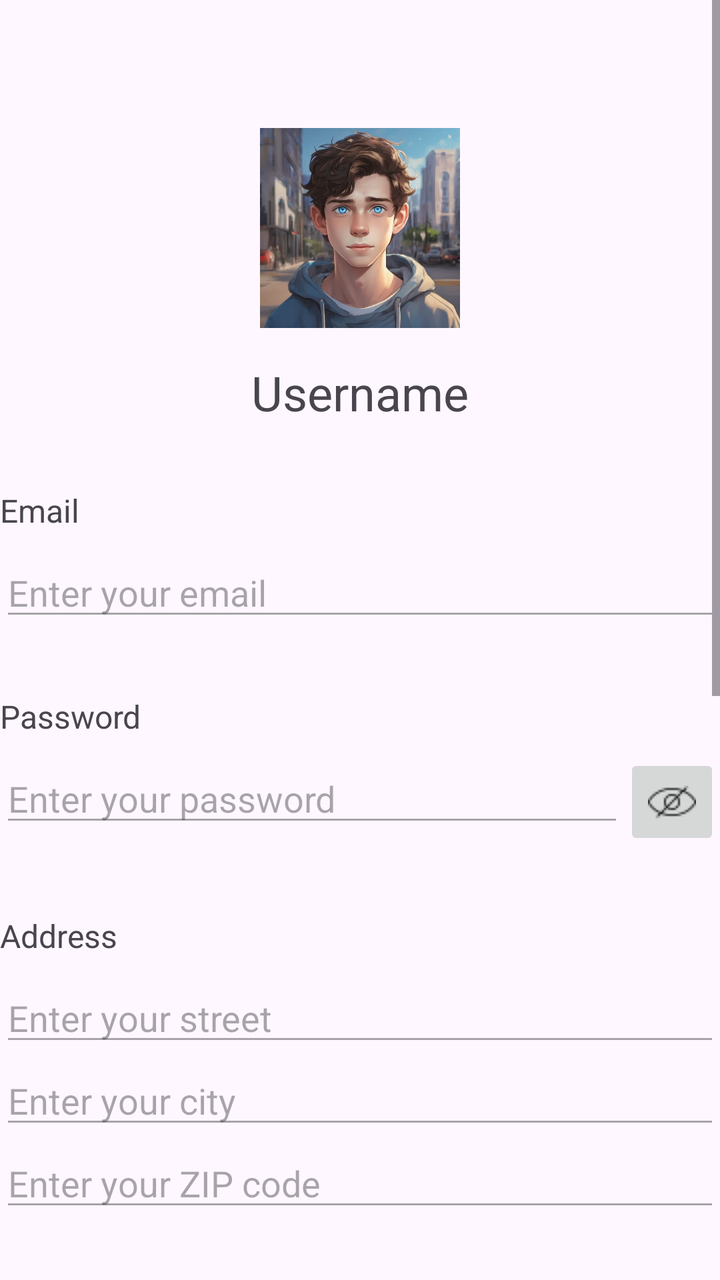
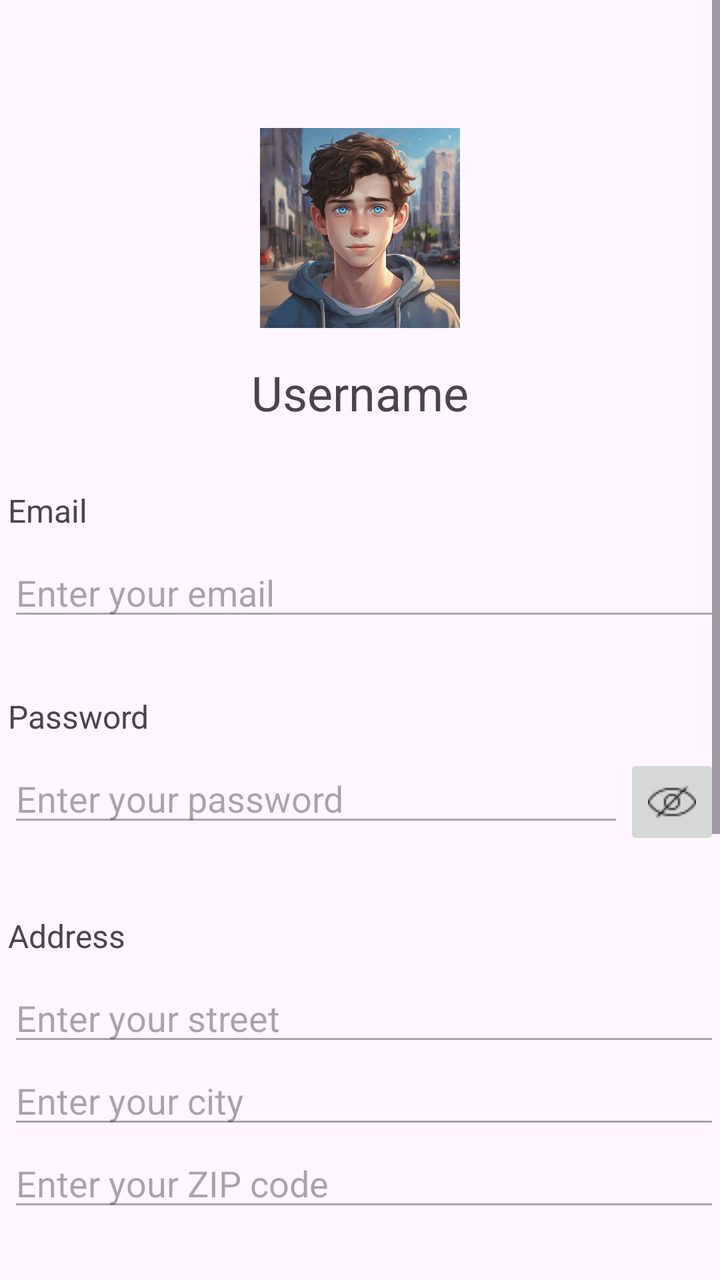

The first picture is an Android layout as it rendered before a commit; the second is the same layout after the commit. The layout source and the unified diff follow.
<!-- AndroidManifest.xml: application theme Theme.DailyKind -->
<!-- res/layout/fragment_profile.xml -->
<?xml version="1.0" encoding="utf-8"?>
<ScrollView xmlns:android="http://schemas.android.com/apk/res/android"
    android:layout_width="match_parent"
    android:layout_height="match_parent">

    <LinearLayout
        android:layout_width="match_parent"
        android:layout_height="wrap_content"
        android:orientation="vertical"
        android:paddingTop="64dp"
        android:paddingBottom="128dp">

        
        <ImageView
            android:id="@+id/profile_image"
            android:layout_width="100dp"
            android:layout_height="100dp"
            android:layout_gravity="center"
            android:src="@drawable/profilepic1"
            android:contentDescription="Profile Picture"
            android:scaleType="centerCrop"
            android:layout_marginBottom="16dp"/>

        
        <TextView
            android:id="@+id/username"
            android:layout_width="wrap_content"
            android:layout_height="wrap_content"
            android:text="Username"
            android:textSize="24sp"
            android:layout_gravity="center"
            android:layout_marginBottom="32dp"/>

        
        <TextView
            android:layout_width="wrap_content"
            android:layout_height="wrap_content"
            android:text="Email"
            android:textSize="16sp"
            android:layout_marginBottom="8dp"/>
        <EditText
            android:id="@+id/email"
            android:layout_width="match_parent"
            android:layout_height="wrap_content"
            android:inputType="textEmailAddress"
            android:hint="Enter your email"
            android:enabled="false"/>

        
        <TextView
            android:layout_width="wrap_content"
            android:layout_height="wrap_content"
            android:text="Password"
            android:textSize="16sp"
            android:layout_marginTop="32dp"
            android:layout_marginBottom="8dp"/>
        <LinearLayout
            android:layout_width="match_parent"
            android:layout_height="wrap_content"
            android:orientation="horizontal">
            <EditText
                android:id="@+id/password"
                android:layout_width="0dp"
                android:layout_height="wrap_content"
                android:layout_weight="1"
                android:inputType="textPassword"
                android:hint="Enter your password"
                android:enabled="false"/>
            <ImageButton
                android:id="@+id/toggle_password_visibility"
                android:layout_width="48dp"
                android:layout_height="48dp"
                android:src="@drawable/invisible_eye"
                android:contentDescription="Toggle Password Visibility"
                android:enabled="false"/>
        </LinearLayout>

        
        <TextView
            android:layout_width="wrap_content"
            android:layout_height="wrap_content"
            android:text="Address"
            android:textSize="16sp"
            android:layout_marginTop="32dp"
            android:layout_marginBottom="8dp"/>

        
        <EditText
            android:id="@+id/street"
            android:layout_width="match_parent"
            android:layout_height="wrap_content"
            android:hint="Enter your street"
            android:enabled="false"/>

        
        <EditText
            android:id="@+id/city"
            android:layout_width="match_parent"
            android:layout_height="wrap_content"
            android:hint="Enter your city"
            android:enabled="false"/>

        
        <EditText
            android:id="@+id/zip_code"
            android:layout_width="match_parent"
            android:layout_height="wrap_content"
            android:hint="Enter your ZIP code"
            android:enabled="false"/>

        
        <TextView
            android:layout_width="wrap_content"
            android:layout_height="wrap_content"
            android:text="Country"
            android:textSize="16sp"
            android:layout_marginTop="32dp"
            android:layout_marginBottom="8dp"/>
        <Spinner
            android:id="@+id/country_picker"
            android:layout_width="match_parent"
            android:layout_height="wrap_content"
            android:enabled="false"/>

        
        <Button
            android:id="@+id/edit_button"
            android:layout_width="wrap_content"
            android:layout_height="wrap_content"
            android:text="Change Data"
            android:layout_gravity="center"
            android:layout_marginTop="24dp"/>


        
        <TextView
            android:layout_width="wrap_content"
            android:layout_height="wrap_content"
            android:text="Calendar"
            android:textSize="16sp"
            android:layout_marginTop="32dp"
            android:layout_marginBottom="8dp"/>

        <FrameLayout
            android:id="@+id/calendar_container"
            android:layout_width="match_parent"
            android:layout_height="203dp"
            android:layout_below="@id/recyclerViewTrending"
            android:layout_marginTop="16dp"
            android:background="@color/ic_launcher_background"
            android:backgroundTint="#FDF6FE"
            android:padding="16dp" />
    </LinearLayout>


</ScrollView>
<!-- resources referenced by this layout -->
<resources>
  <color name="ic_launcher_background">#FFFFFF</color>
  <!-- drawable invisible_eye: png bitmap (drawable, 495 bytes) -->
  <!-- drawable profilepic1: webp bitmap (drawable, 95612 bytes) -->
  <style name="Theme.DailyKind" parent="Base.Theme.DailyKind" />
  <style name="Base.Theme.DailyKind" parent="Theme.Material3.DayNight.NoActionBar">
          
          
      </style>
</resources>

<!-- the commit's change to res/layout/fragment_profile.xml (unified diff, before → after) -->
@@ -33,12 +33,14 @@
 
         
         <TextView
+            android:layout_marginLeft="4dp"
             android:layout_width="wrap_content"
             android:layout_height="wrap_content"
             android:text="Email"
             android:textSize="16sp"
             android:layout_marginBottom="8dp"/>
         <EditText
+            android:layout_marginLeft="4dp"
             android:id="@+id/email"
             android:layout_width="match_parent"
             android:layout_height="wrap_content"
@@ -48,6 +50,7 @@
 
         
         <TextView
+            android:layout_marginLeft="4dp"
             android:layout_width="wrap_content"
             android:layout_height="wrap_content"
             android:text="Password"
@@ -55,10 +58,12 @@
             android:layout_marginTop="32dp"
             android:layout_marginBottom="8dp"/>
         <LinearLayout
+
             android:layout_width="match_parent"
             android:layout_height="wrap_content"
             android:orientation="horizontal">
             <EditText
+                android:layout_marginLeft="4dp"
                 android:id="@+id/password"
                 android:layout_width="0dp"
                 android:layout_height="wrap_content"
@@ -67,6 +72,7 @@
                 android:hint="Enter your password"
                 android:enabled="false"/>
             <ImageButton
+
                 android:id="@+id/toggle_password_visibility"
                 android:layout_width="48dp"
                 android:layout_height="48dp"
@@ -76,16 +82,19 @@
         </LinearLayout>
 
         
+
+        
         <TextView
+            android:layout_marginLeft="4dp"
             android:layout_width="wrap_content"
             android:layout_height="wrap_content"
+            android:layout_marginTop="32dp"
+            android:layout_marginBottom="8dp"
             android:text="Address"
-            android:textSize="16sp"
-            android:layout_marginTop="32dp"
-            android:layout_marginBottom="8dp"/>
+            android:textSize="16sp" />
 
-        
         <EditText
+            android:layout_marginLeft="4dp"
             android:id="@+id/street"
             android:layout_width="match_parent"
             android:layout_height="wrap_content"
@@ -94,6 +103,7 @@
 
         
         <EditText
+            android:layout_marginLeft="4dp"
             android:id="@+id/city"
             android:layout_width="match_parent"
             android:layout_height="wrap_content"
@@ -102,6 +112,7 @@
 
         
         <EditText
+            android:layout_marginLeft="4dp"
             android:id="@+id/zip_code"
             android:layout_width="match_parent"
             android:layout_height="wrap_content"
@@ -110,6 +121,7 @@
 
         
         <TextView
+            android:layout_marginLeft="4dp"
             android:layout_width="wrap_content"
             android:layout_height="wrap_content"
             android:text="Country"
@@ -117,6 +129,7 @@
             android:layout_marginTop="32dp"
             android:layout_marginBottom="8dp"/>
         <Spinner
+            android:layout_marginLeft="4dp"
             android:id="@+id/country_picker"
             android:layout_width="match_parent"
             android:layout_height="wrap_content"
@@ -134,19 +147,20 @@
 
         
         <TextView
+            android:layout_marginLeft="4dp"
             android:layout_width="wrap_content"
             android:layout_height="wrap_content"
             android:text="Calendar"
             android:textSize="16sp"
             android:layout_marginTop="32dp"
-            android:layout_marginBottom="8dp"/>
+            />
 
         <FrameLayout
             android:id="@+id/calendar_container"
             android:layout_width="match_parent"
-            android:layout_height="203dp"
+            android:layout_height="wrap_content"
             android:layout_below="@id/recyclerViewTrending"
-            android:layout_marginTop="16dp"
+            android:layout_marginTop="0dp"
             android:background="@color/ic_launcher_background"
             android:backgroundTint="#FDF6FE"
             android:padding="16dp" />
